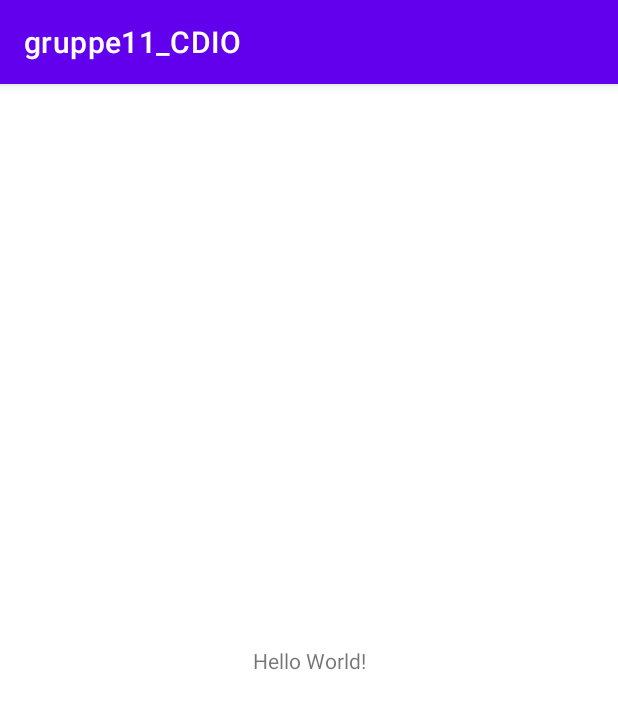
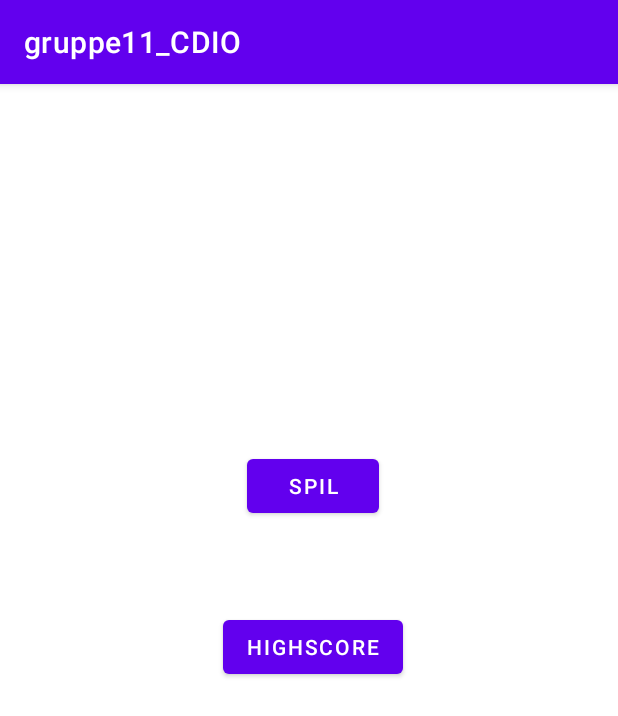
Before and after one commit to Kameldrengene/gruppe11_CDIO, an Android app: the screen it shows after launch (MainActivity), on a phone screen of 412 x 824 dp. Shown: the top 716 px of the screen. Run offline under Robolectric (Android 15) with nearby library versions, the light colour scheme and no system bars.

Commit message:
main skærm

```diff
--- a/app/src/main/AndroidManifest.xml
+++ b/app/src/main/AndroidManifest.xml
@@ -9,6 +9,8 @@
         android:roundIcon="@mipmap/ic_launcher_round"
         android:supportsRtl="true"
         android:theme="@style/Theme.Gruppe11_CDIO">
+        <activity android:name=".HighScoreActivity"></activity>
+        <activity android:name=".GameActivity" />
         <activity android:name=".MainActivity">
             <intent-filter>
                 <action android:name="android.intent.action.MAIN" />
--- a/app/src/main/res/layout/activity_main.xml
+++ b/app/src/main/res/layout/activity_main.xml
@@ -6,13 +6,31 @@
     android:layout_height="match_parent"
     tools:context=".MainActivity">
 
-    <TextView
+    <Button
+        android:id="@+id/spil_button"
         android:layout_width="wrap_content"
         android:layout_height="wrap_content"
-        android:text="Hello World!"
-        app:layout_constraintBottom_toBottomOf="parent"
-        app:layout_constraintLeft_toLeftOf="parent"
-        app:layout_constraintRight_toRightOf="parent"
+        android:layout_marginStart="162dp"
+        android:layout_marginTop="241dp"
+        android:layout_marginEnd="157dp"
+        android:layout_marginBottom="28dp"
+        android:text="Spil"
+        app:layout_constraintBottom_toTopOf="@+id/hightscore_button"
+        app:layout_constraintEnd_toEndOf="parent"
+        app:layout_constraintStart_toStartOf="parent"
         app:layout_constraintTop_toTopOf="parent" />
 
+    <Button
+        android:id="@+id/hightscore_button"
+        android:layout_width="wrap_content"
+        android:layout_height="wrap_content"
+        android:layout_marginStart="162dp"
+        android:layout_marginTop="28dp"
+        android:layout_marginEnd="157dp"
+        android:layout_marginBottom="366dp"
+        android:text="Highscore"
+        app:layout_constraintBottom_toBottomOf="parent"
+        app:layout_constraintEnd_toEndOf="parent"
+        app:layout_constraintStart_toStartOf="parent"
+        app:layout_constraintTop_toBottomOf="@+id/spil_button" />
 </androidx.constraintlayout.widget.ConstraintLayout>
```
Also changed, not shown: app/src/main/java/com/example/gruppe11_cdio/GameActivity.java (added, +14 -0 lines), app/src/main/java/com/example/gruppe11_cdio/HighScoreActivity.java (added, +14 -0 lines), app/src/main/res/layout/activity_game.xml (added, +9 -0 lines), app/src/main/res/layout/activity_high_score.xml (added, +9 -0 lines).
